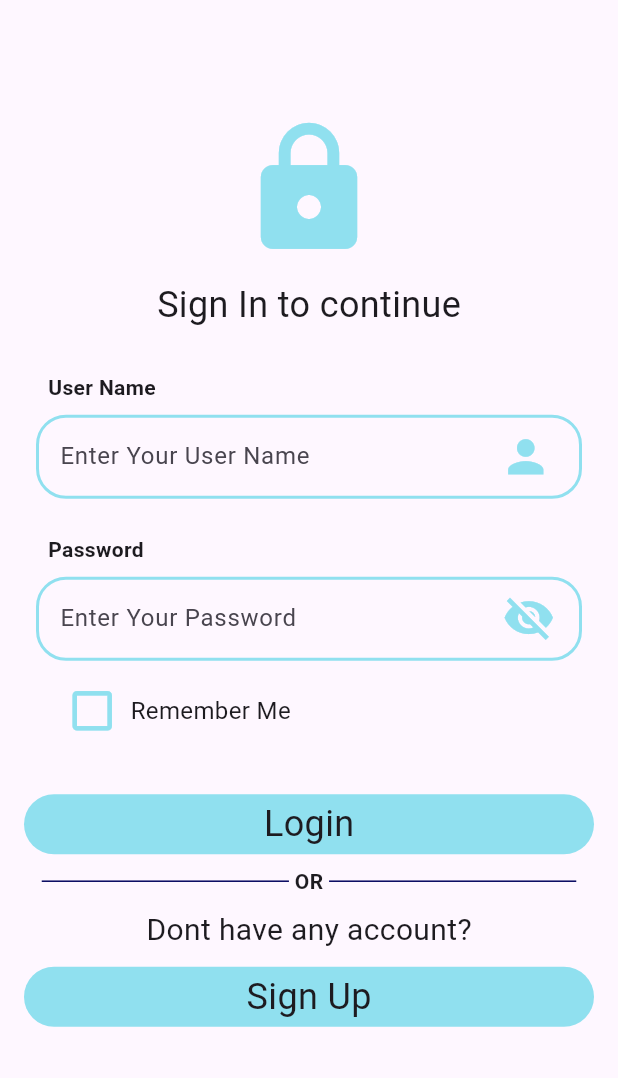
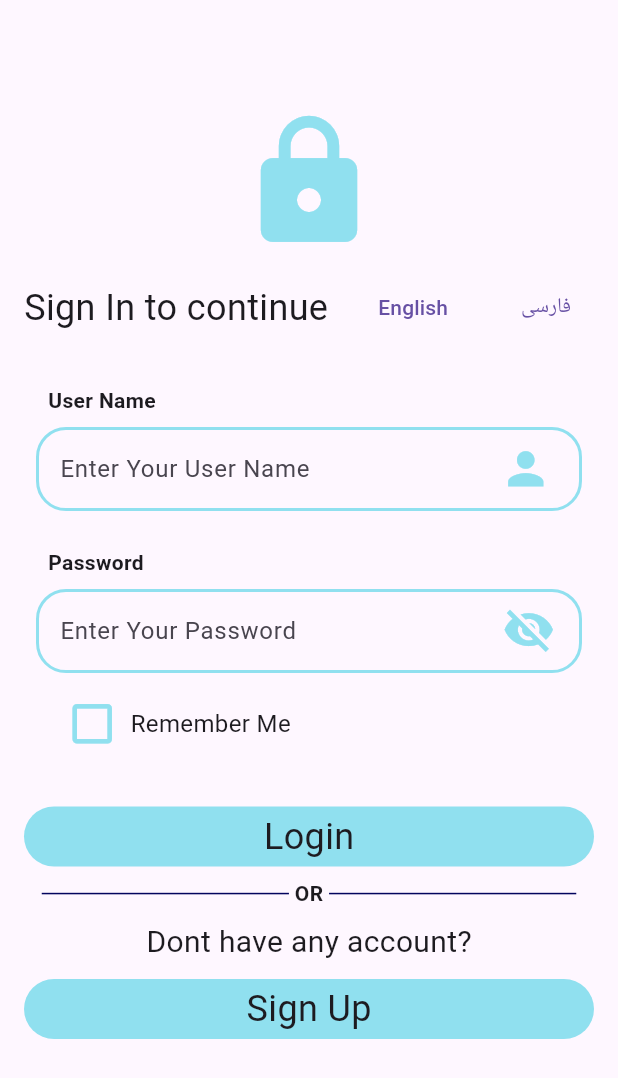
Before and after one commit to mordex-01/store_app_taav, a Flutter app: the screen it shows after launch, on a phone screen of 412 x 824 dp. Shown: the top 1078 px of the screen. Run offline on Flutter 3.47's test engine with Material 3 defaults, Android fonts, the phone set to English and light mode, and no system bars; our stand-ins replace either_dart, get, image_picker, shared_preferences; missing offline and left inert: flex_color_picker; network calls fail.

Commit message:
locales logic added count about to fix

```diff
--- /dev/null
+++ b/lib/locales/en_US.json
@@ -0,0 +1,5 @@
+{
+  "login": "Login",
+  "signUp": "signUp",
+  "signInToContinue": "Sign In to continue"
+}
--- /dev/null
+++ b/lib/locales/fa_IR.json
@@ -0,0 +1,5 @@
+{
+  "login": "ورود",
+  "signUp": "ثبت نام",
+  "signInToContinue": "برای ادامه وارد شوید"
+}
--- a/lib/src/app.dart
+++ b/lib/src/app.dart
@@ -1,5 +1,6 @@
 import 'package:flutter/material.dart';
 import 'package:get/get.dart';
+import 'package:store_app_taav/generated/locales.g.dart';
 import 'package:store_app_taav/src/infrastructure/routes/route_names.dart';
 import 'package:store_app_taav/src/infrastructure/routes/route_pages.dart';
 
@@ -9,6 +10,8 @@ class MyApp extends StatelessWidget {
   @override
   Widget build(BuildContext context) {
     return GetMaterialApp(
+      locale: const Locale("en", "US"),
+      translations: AppTranslation(),
       debugShowCheckedModeBanner: false,
       initialRoute: RouteNames.loginPageRoute,
       getPages: RoutePages.getPages,
--- a/lib/src/pages/addproduct/view/add_product_page.dart
+++ b/lib/src/pages/addproduct/view/add_product_page.dart
@@ -435,6 +435,7 @@ class AddProductPage extends GetView<AddProductController> {
           String? Function(String?)? validator,
           TextEditingController? controller}) =>
       TextFormField(
+        autovalidateMode: AutovalidateMode.onUserInteraction,
         maxLength: maxLength,
         keyboardType: keyboardType,
         inputFormatters: inputFormatters,
--- a/lib/src/pages/customer/view/customer_page.dart
+++ b/lib/src/pages/customer/view/customer_page.dart
@@ -17,8 +17,8 @@ class CustomerPage extends GetView<CustomerController> {
             padding: const EdgeInsets.only(right: 10),
             child: Badge(
                 label: Obx(
-                  () => Text(controller.cartItemCount.value != 0
-                      ? controller.cartItemCount.value.toString()
+                  () => Text(controller.cartCount.value != 0
+                      ? controller.cartCount.value.toString()
                       : "0"),
                 ),
                 child: IconButton(
--- a/lib/src/pages/login/view/login_page.dart
+++ b/lib/src/pages/login/view/login_page.dart
@@ -1,5 +1,6 @@
 import 'package:flutter/material.dart';
 import 'package:get/get.dart';
+import 'package:store_app_taav/generated/locales.g.dart';
 import 'package:store_app_taav/src/infrastructure/utils/widget_utils.dart';
 import 'package:store_app_taav/src/pages/login/controller/login_controller.dart';
 
@@ -24,7 +25,19 @@ class LoginPage extends GetView<LoginController> {
                 flex: 1,
                 child: SizedBox(),
               ),
-              _signInText(),
+              Row(mainAxisAlignment: MainAxisAlignment.spaceBetween, children: [
+                _signInText(),
+                TextButton(
+                    onPressed: () {
+                      Get.updateLocale(const Locale("en", "US"));
+                    },
+                    child: const Text("English")),
+                TextButton(
+                    onPressed: () {
+                      Get.updateLocale(const Locale("fa", "IR"));
+                    },
+                    child: const Text("فارسی"))
+              ]),
               const Expanded(
                 flex: 1,
                 child: SizedBox(),
@@ -89,7 +102,7 @@ class LoginPage extends GetView<LoginController> {
                 padding: const EdgeInsets.only(top: 30),
                 child: _button(
                   context: context,
-                  text: "Login",
+                  text: LocaleKeys.login.tr,
                   onTap: () {
                     controller.onLoginTapped();
                   },
@@ -129,9 +142,9 @@ class LoginPage extends GetView<LoginController> {
         size: 96,
         color: WidgetUtils.blueAcentColor,
       );
-  Widget _signInText() => const Text(
-        "Sign In to continue",
-        style: TextStyle(fontSize: 24),
+  Widget _signInText() => Text(
+        LocaleKeys.signInToContinue.tr,
+        style: const TextStyle(fontSize: 24),
       );
   Widget _textFormField({
     required String hintText,
```
Also changed, not shown: jsonserver/db.json (+2 -36 lines), lib/src/pages/customer/controller/customer_controller.dart (+47 -14 lines), lib/generated/locales.g.dart (added).
